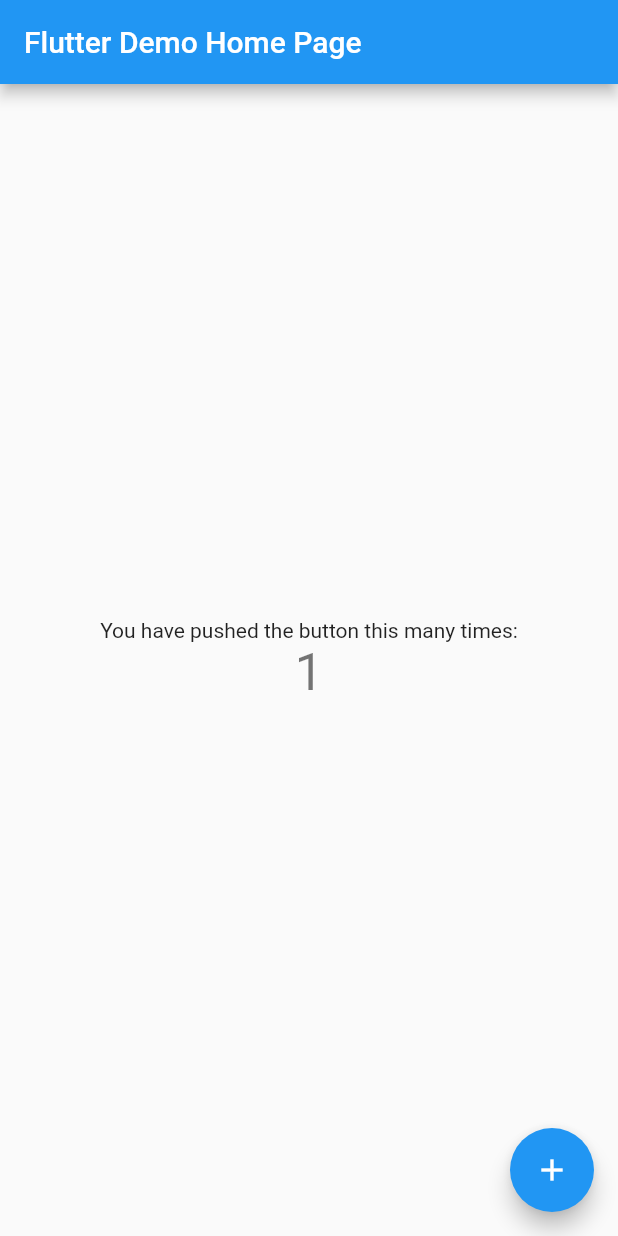
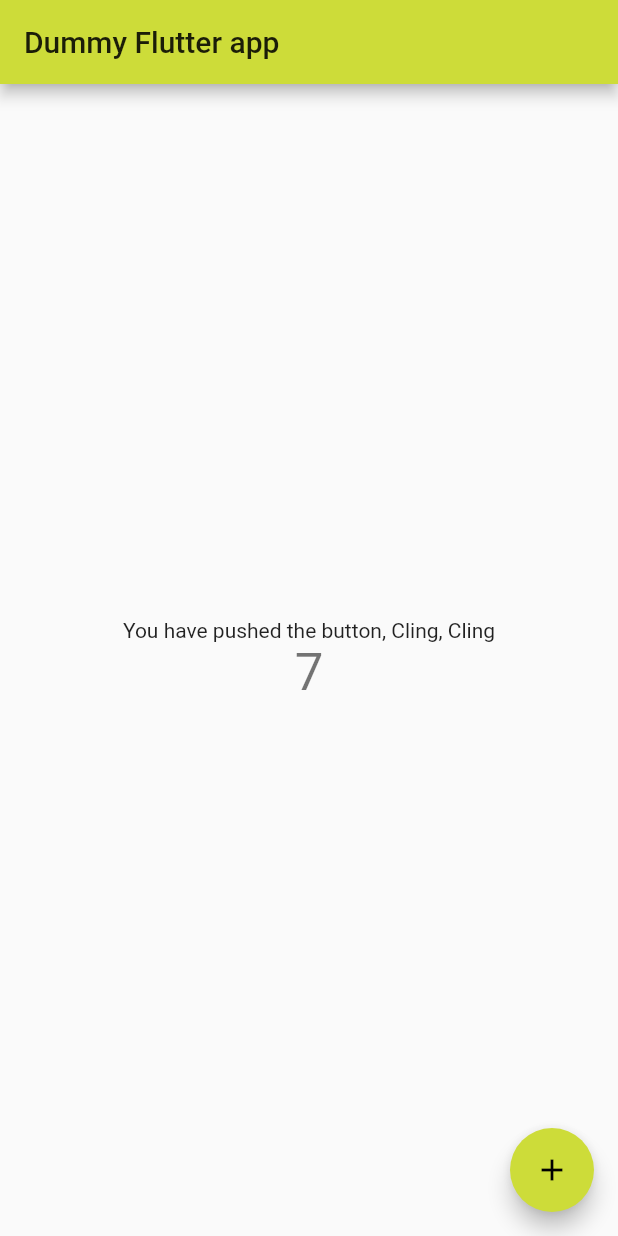
Before and after one commit to cyberianzed/flutter_demo, a Flutter app: the screen it shows after launch, after a tap on the "add" icon, on a phone screen of 412 x 824 dp. Run offline on Flutter 3.47's test engine with Material 2 defaults, Android fonts, the phone set to English and light mode, and no system bars.

Commit message:
final flutter dummy app

```diff
--- a/lib/main.dart
+++ b/lib/main.dart
@@ -5,39 +5,19 @@ void main() {
 }
 
 class MyApp extends StatelessWidget {
-  // This widget is the root of your application.
   @override
   Widget build(BuildContext context) {
     return MaterialApp(
-      title: 'Flutter Demo',
       theme: ThemeData(
-        // This is the theme of your application.
-        //
-        // Try running your application with "flutter run". You'll see the
-        // application has a blue toolbar. Then, without quitting the app, try
-        // changing the primarySwatch below to Colors.green and then invoke
-        // "hot reload" (press "r" in the console where you ran "flutter run",
-        // or simply save your changes to "hot reload" in a Flutter IDE).
-        // Notice that the counter didn't reset back to zero; the application
-        // is not restarted.
-        primarySwatch: Colors.blue,
+        primarySwatch: Colors.lime,
       ),
-      home: MyHomePage(title: 'Flutter Demo Home Page'),
+      home: MyHomePage(title: 'Dummy Flutter app'),
     );
   }
 }
 
 class MyHomePage extends StatefulWidget {
   MyHomePage({Key key, this.title}) : super(key: key);
-
-  // This widget is the home page of your application. It is stateful, meaning
-  // that it has a State object (defined below) that contains fields that affect
-  // how it looks.
-
-  // This class is the configuration for the state. It holds the values (in this
-  // case the title) provided by the parent (in this case the App widget) and
-  // used by the build method of the State. Fields in a Widget subclass are
-  // always marked "final".
 
   final String title;
 
@@ -50,51 +30,22 @@ class _MyHomePageState extends State<MyHomePage> {
 
   void _incrementCounter() {
     setState(() {
-      // This call to setState tells the Flutter framework that something has
-      // changed in this State, which causes it to rerun the build method below
-      // so that the display can reflect the updated values. If we changed
-      // _counter without calling setState(), then the build method would not be
-      // called again, and so nothing would appear to happen.
-      _counter++;
+      _counter = _counter + 7;
     });
   }
 
   @override
   Widget build(BuildContext context) {
-    // This method is rerun every time setState is called, for instance as done
-    // by the _incrementCounter method above.
-    //
-    // The Flutter framework has been optimized to make rerunning build methods
-    // fast, so that you can just rebuild anything that needs updating rather
-    // than having to individually change instances of widgets.
     return Scaffold(
       appBar: AppBar(
-        // Here we take the value from the MyHomePage object that was created by
-        // the App.build method, and use it to set our appbar title.
         title: Text(widget.title),
       ),
       body: Center(
-        // Center is a layout widget. It takes a single child and positions it
-        // in the middle of the parent.
         child: Column(
-          // Column is also a layout widget. It takes a list of children and
-          // arranges them vertically. By default, it sizes itself to fit its
-          // children horizontally, and tries to be as tall as its parent.
-          //
-          // Invoke "debug painting" (press "p" in the console, choose the
-          // "Toggle Debug Paint" action from the Flutter Inspector in Android
-          // Studio, or the "Toggle Debug Paint" command in Visual Studio Code)
-          // to see the wireframe for each widget.
-          //
-          // Column has various properties to control how it sizes itself and
-          // how it positions its children. Here we use mainAxisAlignment to
-          // center the children vertically; the main axis here is the vertical
-          // axis because Columns are vertical (the cross axis would be
-          // horizontal).
           mainAxisAlignment: MainAxisAlignment.center,
           children: <Widget>[
             Text(
-              'You have pushed the button this many times:',
+              'You have pushed the button, Cling, Cling',
             ),
             Text(
               '$_counter',
@@ -107,7 +58,7 @@ class _MyHomePageState extends State<MyHomePage> {
         onPressed: _incrementCounter,
         tooltip: 'Increment',
         child: Icon(Icons.add),
-      ), // This trailing comma makes auto-formatting nicer for build methods.
+      ),
     );
   }
 }
```
